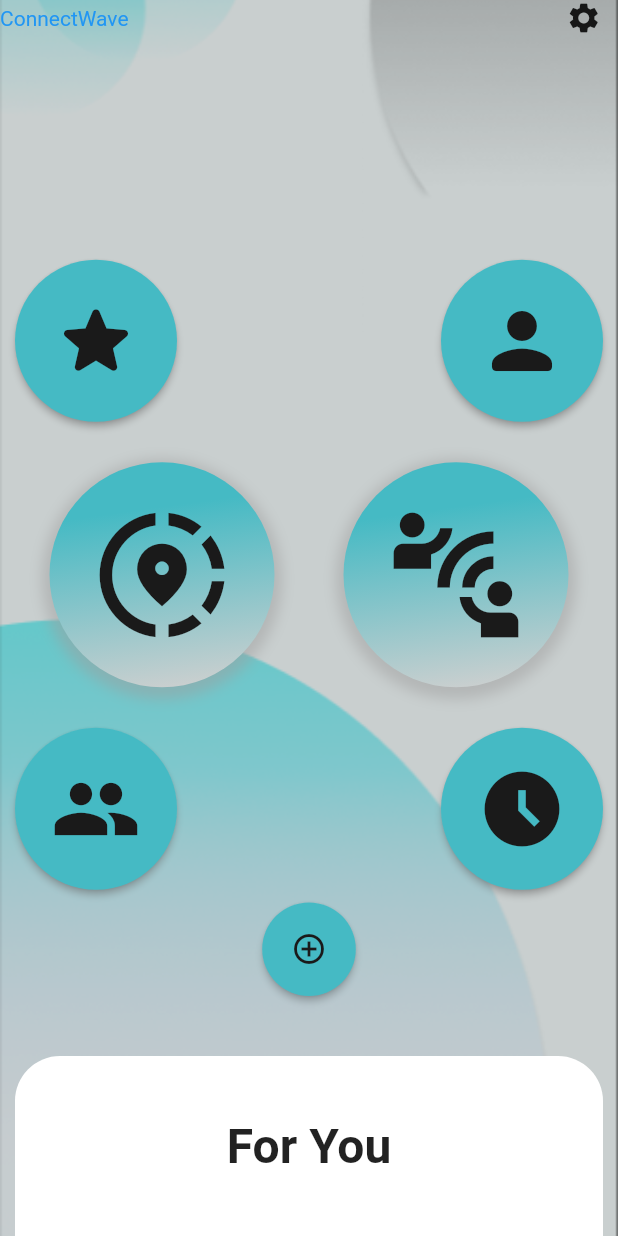
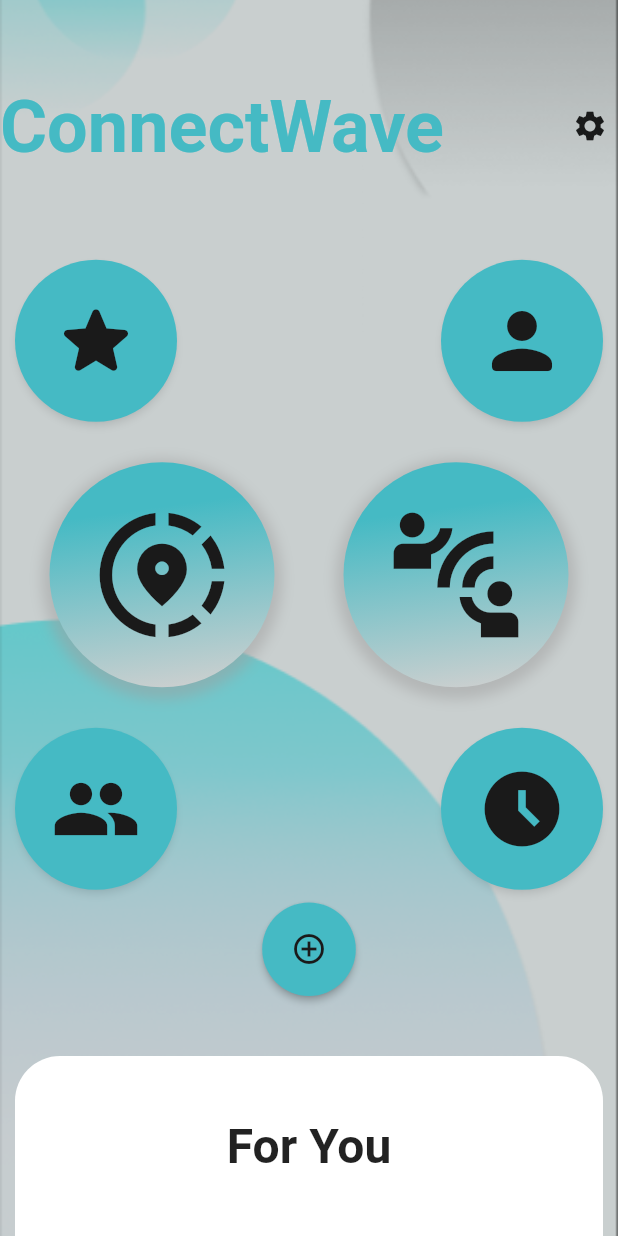
Before and after one commit to DPITmsg/ConnectWave-FE, a Flutter app: the screen it shows after launch, on a phone screen of 412 x 824 dp. Run offline on Flutter 3.47's test engine with Material 2 defaults, Android fonts, the phone set to English and light mode, and no system bars; our stand-ins replace flutter_rating_bar, page_transition.

Commit message:
did some of the optimizations
did some optimizations to handle overflows and made the code more readable

```diff
--- /dev/null
+++ b/lib/Views/Styles/Gradients.dart
@@ -0,0 +1,6 @@
+
+import 'package:flutter/cupertino.dart';
+
+const LinearGradient awesomeGradient = LinearGradient(colors: [Color(0xff25656B), Color(0xff45BAC4)], stops: [0, 0.7]);
+const LinearGradient gradientCardMenuBigHomePage = LinearGradient(colors: [Color(0xFF45BAC4), Color(0xFFc9cfcf)], stops: [0.2, 1.0], transform: GradientRotation(14));
+const LinearGradient Gradient_Profile_Stats = LinearGradient(colors: [Color(0xffDFDFDF), Color(0xffc9cfcf)], stops: [0.3, 0.8], transform: GradientRotation(8));
--- a/lib/Views/Widgets/awesomegradient.dart
+++ b/lib/Views/Widgets/awesomegradient.dart
@@ -1,4 +1,5 @@
 import 'package:flutter/material.dart';
+import '../Styles/Gradients.dart';
 
 class AwesomeGradient extends StatelessWidget {
   const AwesomeGradient({super.key});
@@ -13,7 +14,7 @@ class AwesomeGradient extends StatelessWidget {
       width: screenWidth,
       height: screenHeight*0.2,
       decoration: BoxDecoration(
-          gradient: LinearGradient(colors: [Color(0xff25656B), Color(0xff45BAC4)], stops: [0, 0.7])
+          gradient: awesomeGradient,
       ),
     );
   }
--- a/lib/Views/Widgets/cardmenuaddactivity.dart
+++ b/lib/Views/Widgets/cardmenuaddactivity.dart
@@ -1,4 +1,5 @@
 import 'package:flutter/material.dart';
+import '../Styles/Colors.dart';
 
 class CardMenuAddActivity extends StatelessWidget {
   const CardMenuAddActivity({super.key});
@@ -6,9 +7,9 @@ class CardMenuAddActivity extends StatelessWidget {
   @override
   Widget build(BuildContext context) {
     return ElevatedButton(
-      style: ElevatedButton.styleFrom(backgroundColor: Color(0xff45BAC4), shape: CircleBorder()),
+      style: ElevatedButton.styleFrom(backgroundColor: Color_Blue, shape: CircleBorder()),
         onPressed: (){},
-        child: Icon(Icons.add_circle_outline, color: Color(0xff1a1a1a),)
+        child: Icon(Icons.add_circle_outline, color: Color_Dark_Gray,)
     );
   }
 }
--- a/lib/Views/Widgets/cardmenubig.dart
+++ b/lib/Views/Widgets/cardmenubig.dart
@@ -1,4 +1,6 @@
 import 'package:flutter/material.dart';
+import '../Styles/Gradients.dart';
+import '../Styles/Shadows.dart';
 
 class CardMenuBig extends StatelessWidget {
   final IconData icon;
@@ -14,17 +16,9 @@ class CardMenuBig extends StatelessWidget {
          child: Icon(icon, size: 100, color: Color(0xff1a1a1a)),
          decoration: BoxDecoration(
           shape: BoxShape.circle,
-          gradient: LinearGradient(
-            colors: [Color(0xFF45BAC4), Color(0xFFc9cfcf)], stops: [0.2, 1.0],
-            transform: GradientRotation(14),
-          ),
+          gradient: gradientCardMenuBigHomePage,
            boxShadow: [
-             BoxShadow(
-               color: Colors.grey.withOpacity(0.5),
-               spreadRadius: 5,
-               blurRadius: 7,
-               offset: Offset(0, 3), // changes position of shadow
-             ),
+             Shadow_Widget_Box,
            ],
         ),
        );
--- a/lib/Views/Widgets/cardmenusmall.dart
+++ b/lib/Views/Widgets/cardmenusmall.dart
@@ -14,7 +14,7 @@ class CardMenuSmall extends StatelessWidget {
       },
       child: Icon(icon, size: 60, color: Color(0xff1a1a1a),),
       style: ElevatedButton.styleFrom(
-        shadowColor: Colors.grey,
+        shadowColor: Colors.black.withOpacity(0.4),
         shape: CircleBorder(),
         padding: EdgeInsets.all(24),
         backgroundColor: Color(0xff45bac4),
--- a/lib/Views/Widgets/foryou.dart
+++ b/lib/Views/Widgets/foryou.dart
@@ -1,13 +1,39 @@
 import 'package:flutter/material.dart';
+import 'package:page_transition/page_transition.dart';
 
-class ForYou extends StatelessWidget {
-  const ForYou({super.key});
+class ForYou extends StatefulWidget {
+  final Widget? child;
+
+  const ForYou(this.child);
+
+  @override
+  _ForYouState createState() => _ForYouState();
+}
+
+class _ForYouState extends State<ForYou> {
+  final double _swipeThreshold = 100.0;
+  double _startY = 0.0;
+
+  void _onVerticalDragStart(DragStartDetails details) {
+    _startY = details.localPosition.dy;
+  }
+
+  void _onVerticalDragUpdate(DragUpdateDetails details) {
+    double deltaY = details.localPosition.dy - _startY;
+    if (deltaY.abs() >= _swipeThreshold) {
+      Navigator.push(context, PageTransition(child: widget.child!, type: PageTransitionType.bottomToTop));
+      _startY = details.localPosition.dy; // Reset the start position
+    }
+  }
 
   @override
   Widget build(BuildContext context) {
     double screenWidth = MediaQuery.of(context).size.width;
     return Padding(
       padding: EdgeInsets.fromLTRB(0, 40, 0, 0),
+      child: GestureDetector(
+        onVerticalDragStart: _onVerticalDragStart,
+        onVerticalDragUpdate: _onVerticalDragUpdate,
         child: Container(
           width: screenWidth,
           height: 120,
@@ -17,6 +43,7 @@ class ForYou extends StatelessWidget {
           ),
           child: Center(child: Text("For You", style: TextStyle(fontSize: 32, fontWeight: FontWeight.bold),)),
         ),
+      ),
     );
   }
 }
--- a/lib/Views/friends_list_page.dart
+++ b/lib/Views/friends_list_page.dart
@@ -9,7 +9,7 @@ import 'Classes/User.dart';
 
 User user = User(
     name: 'a',
-    rating: 1,
+    rating: 1.0,
     activicompleted: 1,
     friends: 1,
     favcategory: 's',
--- a/lib/Views/homepage.dart
+++ b/lib/Views/homepage.dart
@@ -1,5 +1,6 @@
 import 'package:flutter/material.dart';
 import 'package:my_project/Views/Classes/Trending.dart';
+import 'package:my_project/Views/Styles/Colors.dart';
 import 'Widgets/cardmenusmall.dart';
 import 'Widgets/cardmenuaddactivity.dart';
 import 'profilepage.dart';
@@ -17,24 +18,30 @@ class HomePage extends StatelessWidget {
   Widget build(BuildContext context) {
     double screenWidth = MediaQuery.of(context).size.width;
     double screenHeight = MediaQuery.of(context).size.height;
+    var appBarHeight = AppBar().preferredSize.height;
 
     return Scaffold(
-      appBar: null,
+      extendBodyBehindAppBar: true,
+      appBar: PreferredSize(preferredSize: const Size.fromHeight(0), child: AppBar(elevation: 0, backgroundColor: const Color(0x44000000),),),
       body: Stack(
         children: <Widget>[
           Container(
-            decoration: BoxDecoration(
+            decoration: const BoxDecoration(
               image: DecorationImage(
                 image: AssetImage('assets/background.png'),
                 fit: BoxFit.cover,
               ),
             ),
           ),
-          Row(
-            children: [
-              Expanded(flex: 8, child: Text('ConnectWave', style: TextStyle(color: Colors.blue),)),
-              Expanded(flex: 1, child: Icon(Icons.settings)),
-            ],
+          Padding(
+            padding: EdgeInsets.fromLTRB(0, appBarHeight, 0, 0),
+            child: const Row(
+              mainAxisAlignment: MainAxisAlignment.spaceEvenly,
+              children: [
+                Expanded(flex: 10, child: Text('ConnectWave', style: TextStyle(color: Color_Blue, fontSize: 48, fontWeight: FontWeight.bold),)),
+                Expanded(flex: 1, child: Icon(Icons.settings)),
+              ],
+            ),
           ),
           Padding(
             padding: EdgeInsets.fromLTRB(10, screenHeight*0.2, 10, 0),
@@ -45,7 +52,7 @@ class HomePage extends StatelessWidget {
                   child: Row(
                     mainAxisAlignment: MainAxisAlignment.spaceBetween,
                     children: <Widget>[
-                      CardMenuSmall(Icons.star_rounded, trending_page()),
+                      CardMenuSmall(Icons.star_rounded, const trending_page()),
                       CardMenuSmall(Icons.person_rounded, ProfilePage()),
                     ],
                   ),
@@ -65,13 +72,13 @@ class HomePage extends StatelessWidget {
                   child: Row(
                     mainAxisAlignment: MainAxisAlignment.spaceBetween,
                     children: <Widget>[
-                      CardMenuSmall(Icons.people, friends_list_page()),
+                      CardMenuSmall(Icons.people, const friends_list_page()),
                       CardMenuSmall(Icons.access_time_filled, ActivityHistoryPage()),
                     ],
                   ),
                 ),
-                Expanded(flex:1,child: CardMenuAddActivity()),
-                ForYou(),
+                const Expanded(flex:1,child: CardMenuAddActivity()),
+                const InkWell(child: ForYou(Test())),
               ],
             ),
           )
--- a/lib/darius_mock_models/remote_service.dart
+++ b/lib/darius_mock_models/remote_service.dart
@@ -10,7 +10,6 @@ class RemoteService {
     var response = await client.get(url);
     if (response.statusCode == 200) {
       var json = response.body;
-      print(json);
       return activityFromJson(json); // Use the correct parsing function
     } else {
       throw Exception('Failed to load activities');
--- a/lib/darius_mock_models/remote_service_user.dart
+++ b/lib/darius_mock_models/remote_service_user.dart
@@ -10,7 +10,6 @@ class RemoteServiceUser {
     var response = await client.get(url);
     if (response.statusCode == 200) {
       var json = response.body;
-      print(json);
       return activityFromJson(json); // Use the correct parsing function
     } else {
       throw Exception('Failed to load activities');
--- a/pubspec.yaml
+++ b/pubspec.yaml
@@ -37,6 +37,7 @@ dependencies:
   cupertino_icons: ^1.0.2
   flutter_rating_bar: ^4.0.1
   http: ^1.1.0
+  page_transition: ^2.0.9
 
 dev_dependencies:
   flutter_test:
```
Also changed, not shown: lib/Views/Styles/Colors.dart (+5 -5 lines), lib/Views/Styles/Shadows.dart (+7 -0 lines), lib/Views/Widgets/avatarcontainer.dart (+4 -7 lines), lib/Views/Widgets/cardsprofilestats.dart (+10 -9 lines), lib/Views/Widgets/containerhistory.dart (+13 -16 lines), lib/Views/Widgets/interestsortags.dart (+11 -6 lines), lib/Views/Widgets/tags.dart (+10 -4 lines), lib/Views/activityhistory.dart (+9 -5 lines), lib/Views/profilepage.dart (+16 -18 lines), pubspec.lock. Lines whose indentation alone changed are shown as unchanged.
